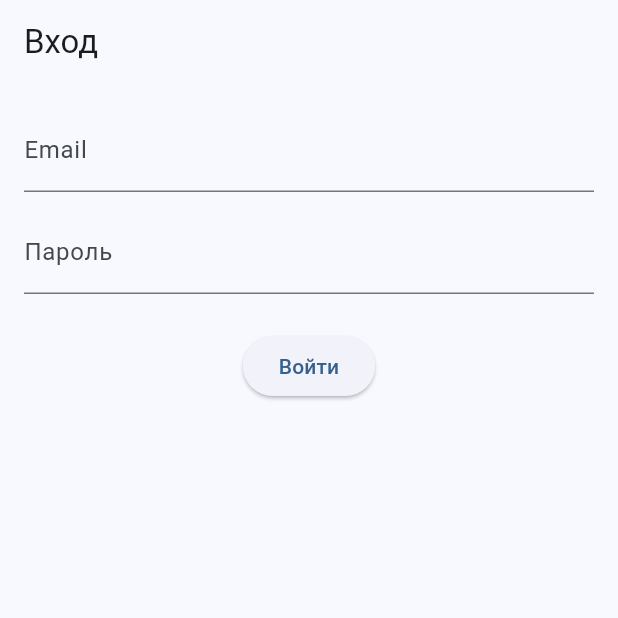
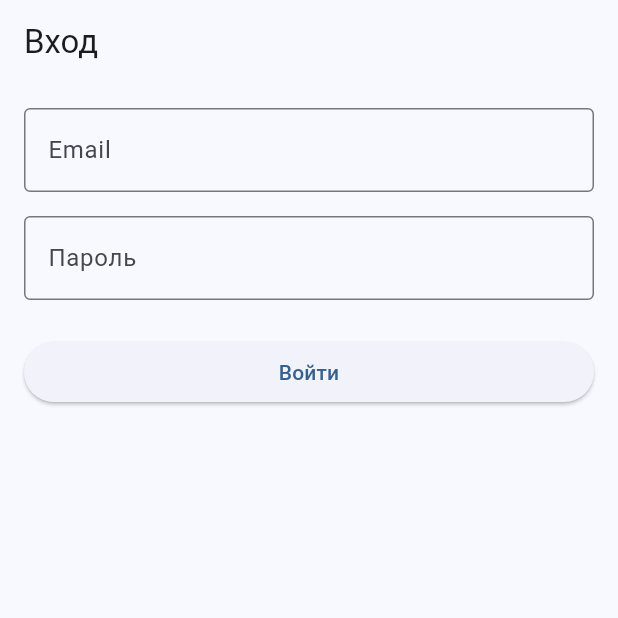
Before and after one commit to Trellos12/seafood_b2b_app, a Flutter app: the screen it shows after launch, on a phone screen of 412 x 824 dp, the top half of it. Run offline on Flutter 3.47's test engine with Material 3 defaults, Android fonts, the light colour scheme and no system bars; our stand-ins replace dio, easy_localization, flutter_dotenv, flutter_riverpod, flutter_secure_storage, freezed_annotation and 3 more.

Commit message:
style(ui): улучшен UX и стили экранов логина, корзины и каталога

```diff
--- a/lib/features/auth/login_screen.dart
+++ b/lib/features/auth/login_screen.dart
@@ -50,15 +50,21 @@ class _LoginScreenState extends ConsumerState<LoginScreen> {
   Widget build(BuildContext context) {
     return Scaffold(
       appBar: AppBar(title: const Text('Вход')),
-      body: Padding(
-        padding: const EdgeInsets.all(16.0),
+      body: SafeArea(
+        child: SingleChildScrollView(
+          padding: const EdgeInsets.all(16),
+          keyboardDismissBehavior: ScrollViewKeyboardDismissBehavior.onDrag,
           child: Form(
             key: _formKey,
+            autovalidateMode: AutovalidateMode.onUserInteraction,
             child: Column(
               children: [
                 TextFormField(
                   controller: _emailController,
-                decoration: const InputDecoration(labelText: 'Email'),
+                  decoration: const InputDecoration(
+                    labelText: 'Email',
+                    border: OutlineInputBorder(),
+                  ),
                   keyboardType: TextInputType.emailAddress,
                   validator: (value) {
                     if (value == null || value.trim().isEmpty) {
@@ -71,22 +77,29 @@ class _LoginScreenState extends ConsumerState<LoginScreen> {
                     return null;
                   },
                 ),
-              const SizedBox(height: 12),
+                const SizedBox(height: 16),
                 TextFormField(
                   controller: _passwordController,
                   obscureText: true,
-                decoration: const InputDecoration(labelText: 'Пароль'),
+                  decoration: const InputDecoration(
+                    labelText: 'Пароль',
+                    border: OutlineInputBorder(),
+                  ),
                   validator: (value) =>
                       value == null || value.isEmpty ? 'Введите пароль' : null,
                 ),
                 const SizedBox(height: 24),
-              ElevatedButton(
+                SizedBox(
+                  width: double.infinity,
+                  child: ElevatedButton(
                     onPressed: _loading ? null : _submit,
                     child: _loading
                         ? const CircularProgressIndicator()
                         : const Text('Войти'),
                   ),
+                ),
               ],
+            ),
           ),
         ),
       ),
```
Also changed, not shown: lib/features/cart/screens/cart_screen.dart (+16 -3 lines), lib/features/catalog/screens/catalog_screen.dart (+34 -14 lines). Lines whose indentation alone changed are shown as unchanged.
